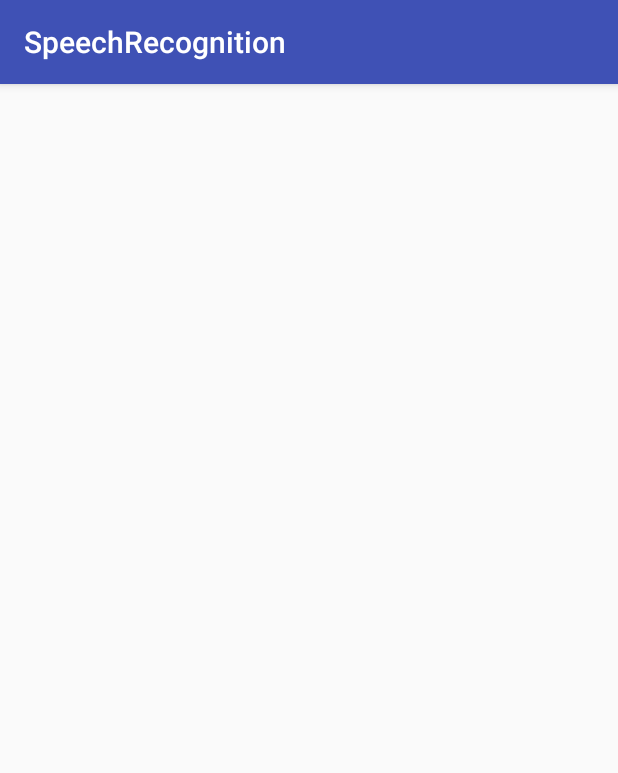
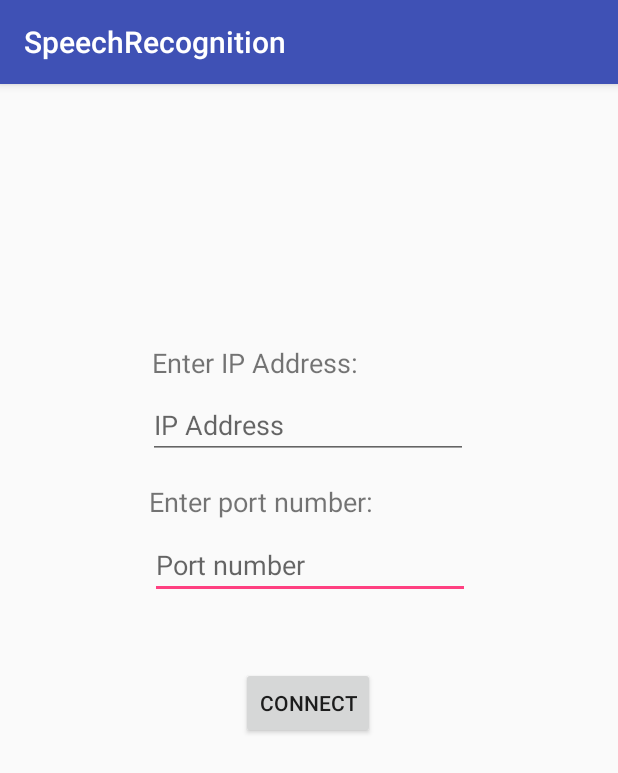
Before and after one commit to Joseja8/android_speechRecognition, an Android app: the screen it shows after launch (MainActivity), on a phone screen of 412 x 824 dp. Shown: the top 773 px of the screen. Run offline under Robolectric (Android 15) with nearby library versions, the phone set to English and light mode, and no system bars.

Commit message:
Creado socket servidor para PC y modificada app para que se conecte al servidor y envíe strings

```diff
--- a/AndroidApp/app/src/main/java/com/example/ambiental/speechrecognition/MainActivity.java
+++ b/AndroidApp/app/src/main/java/com/example/ambiental/speechrecognition/MainActivity.java
@@ -1,72 +1,100 @@
 package com.example.ambiental.speechrecognition;
 
-import android.bluetooth.BluetoothClass;
-import android.bluetooth.BluetoothDevice;
-import android.bluetooth.BluetoothSocket;
-import android.content.ActivityNotFoundException;
 import android.content.Intent;
-import android.media.MediaRecorder;
-import android.speech.RecognizerIntent;
 import android.support.v7.app.AppCompatActivity;
 import android.os.Bundle;
+import android.util.Log;
 import android.view.View;
+import android.widget.Button;
+import android.widget.EditText;
 import android.widget.TextView;
 import android.widget.Toast;
 import android.widget.ToggleButton;
 
-import java.io.DataOutputStream;
+import java.io.BufferedWriter;
 import java.io.IOException;
-import java.util.ArrayList;
-import java.util.Locale;
+import java.io.OutputStreamWriter;
+import java.net.Socket;
 
 public class MainActivity extends AppCompatActivity {
 
-    private final int REQ_CODE_SPEECH_INPUT = 100;
-    private TextView txtSpeechInput;
+    public static final String TAG = "Debug";
+    public static ConnectionThread thread;
+
+    public Button connectButton;
+    public EditText ipEditText;
+    public EditText portEditText;
+
+    public String host = "";
+    public String port = "";
 
     @Override
     protected void onCreate(Bundle savedInstanceState) {
         super.onCreate(savedInstanceState);
         setContentView(R.layout.activity_main);
-        txtSpeechInput = (TextView) findViewById(R.id.txtSpeechInput);
-        speechRecognition();
+
+        connectButton = (Button) findViewById(R.id.connectButton);
+        ipEditText = (EditText) findViewById(R.id.ipEditText);
+        portEditText = (EditText) findViewById(R.id.portEditText);
+
+        thread = new ConnectionThread();
+        //host += "192.168.1.7";
+        //port = 4444;
+        Log.d(TAG,"Waiting to connect to: "+host);
     }
 
-    protected void onActivityResult(int requestCode, int resultCode, Intent data) {
-        super.onActivityResult(requestCode, resultCode, data);
-        switch (requestCode) {
-            case REQ_CODE_SPEECH_INPUT: {
-                if (resultCode == RESULT_OK && null != data) {
+    // Function to connect with server socket after enter ip and port values and push connectButton
+    public void connect(final View v) {
 
-                    ArrayList<String> result = data
-                            .getStringArrayListExtra(RecognizerIntent.EXTRA_RESULTS);
-                    txtSpeechInput.setText(result.get(0));
+        new Thread() {
+            @Override
+            public void run() {
+                host = ipEditText.getText().toString();
+                port = portEditText.getText().toString();
+                if( !host.isEmpty() && !port.isEmpty() ){
+                    thread = new ConnectionThread(host, port);
+                    Log.d(TAG,"Thread iniciado.");
+                    thread.connect();
+                    Log.d(TAG,"Thread conectado");
 
+                    if (thread.isConnect()) {
+                        Intent intent = new Intent(v.getContext(), TalkActivity.class);
+                        startActivityForResult(intent,0);
+                    }else{
+                        Log.d(TAG,"Without connection.");
+                    }
+                }else{
+                    //Pendiente
                 }
-                break;
             }
 
-        }
-        speechRecognition();
+//        new Thread() {
+//            @Override
+//            public void run() {
+//                Socket client = null;
+//                Log.d(TAG, "Try to connect with server.");
+//                try {
+//                    client = new Socket(host, 4444); //connect to server
+//                    BufferedWriter bw = new BufferedWriter(new OutputStreamWriter(client.getOutputStream()));
+//                    bw.write("Hello server!!");
+//                    bw.newLine();
+//                    bw.flush();
+//                } catch (IOException e) {
+//                    e.printStackTrace();
+//                    Log.d(TAG, "Error to connect: " + e.getMessage() );
+//                }
+//                Log.d(TAG, "Connection succesful! =D");
+//
+//                try {
+//                    client.close();   //closing the connection
+//                } catch (IOException e) {
+//                    e.printStackTrace();
+//                    Log.d(TAG, "Connection closed. :( ");
+//                }
+//            }
+//        }.start();
+        }.start();
     }
-
-    protected void speechRecognition() {
-        Intent intent = new Intent(RecognizerIntent.ACTION_RECOGNIZE_SPEECH);
-        intent.putExtra(RecognizerIntent.EXTRA_LANGUAGE_MODEL,
-                RecognizerIntent.LANGUAGE_MODEL_FREE_FORM);
-        intent.putExtra(RecognizerIntent.EXTRA_LANGUAGE, Locale.getDefault());
-        intent.putExtra(RecognizerIntent.EXTRA_PROMPT,
-                getString(R.string.speech_prompt));
-        try {
-            startActivityForResult(intent, REQ_CODE_SPEECH_INPUT);
-        } catch (ActivityNotFoundException a) {
-            Toast.makeText(getApplicationContext(),
-                    getString(R.string.speech_not_supported),
-                    Toast.LENGTH_SHORT).show();
-        }
-
-    }
-
 
     /*
     protected void connectedToBlueetoth(BluetoothDevice connectedDevice, String msg) throws IOException {
@@ -80,5 +108,4 @@ public class MainActivity extends AppCompatActivity {
 
     }
     */
-
 }
--- a/AndroidApp/app/src/main/res/layout/activity_main.xml
+++ b/AndroidApp/app/src/main/res/layout/activity_main.xml
@@ -6,17 +6,83 @@
     android:layout_height="match_parent"
     tools:context="com.example.ambiental.speechrecognition.MainActivity">
 
+    <Button
+        android:id="@+id/connectButton"
+        android:layout_width="wrap_content"
+        android:layout_height="wrap_content"
+        android:layout_marginBottom="8dp"
+        android:layout_marginLeft="8dp"
+        android:layout_marginRight="8dp"
+        android:layout_marginTop="8dp"
+        android:text="Connect"
+        app:layout_constraintBottom_toBottomOf="parent"
+        app:layout_constraintLeft_toLeftOf="parent"
+        app:layout_constraintRight_toRightOf="parent"
+        android:onClick="connect"
+        app:layout_constraintHorizontal_bias="0.498"
+        app:layout_constraintVertical_bias="0.103"
+        app:layout_constraintTop_toBottomOf="@+id/portEditText" />
+
+    <EditText
+        android:id="@+id/portEditText"
+        android:layout_width="wrap_content"
+        android:layout_height="wrap_content"
+        android:ems="10"
+        android:hint="Port number"
+        android:inputType="none"
+        android:singleLine="true"
+        android:textAlignment="viewStart"
+        android:layout_marginRight="8dp"
+        app:layout_constraintRight_toRightOf="parent"
+        android:layout_marginLeft="8dp"
+        app:layout_constraintLeft_toLeftOf="parent"
+        android:layout_marginTop="8dp"
+        app:layout_constraintTop_toBottomOf="@+id/textView2"
+        app:layout_constraintHorizontal_bias="0.502"
+        tools:ignore="RtlCompat" />
+
+    <EditText
+        android:id="@+id/ipEditText"
+        android:layout_width="wrap_content"
+        android:layout_height="wrap_content"
+        android:ems="10"
+        android:hint="IP Address"
+        android:inputType="none"
+        android:layout_marginTop="9dp"
+        app:layout_constraintTop_toBottomOf="@+id/ipTextView"
+        android:layout_marginRight="8dp"
+        app:layout_constraintRight_toRightOf="parent"
+        android:layout_marginLeft="8dp"
+        app:layout_constraintLeft_toLeftOf="parent"
+        app:layout_constraintHorizontal_bias="0.497" />
 
     <TextView
-        android:id="@+id/txtSpeechInput"
-        android:layout_width="wrap_content"
-        android:layout_height="wrap_content"
-        android:text=""
-        android:layout_alignParentTop="true"
-        android:layout_centerHorizontal="true"
-        android:layout_marginTop="100dp"
-        android:textSize="26dp"
-        android:textStyle="normal" />
+        android:id="@+id/ipTextView"
+        android:layout_width="209dp"
+        android:layout_height="22dp"
+        android:layout_marginLeft="8dp"
+        android:layout_marginRight="8dp"
+        android:layout_marginTop="173dp"
+        android:text="Enter IP Address:"
+        android:textAlignment="viewStart"
+        android:textSize="18sp"
+        app:layout_constraintLeft_toLeftOf="parent"
+        app:layout_constraintRight_toRightOf="parent"
+        app:layout_constraintTop_toTopOf="parent" />
 
+    <TextView
+        android:id="@+id/textView2"
+        android:layout_width="213dp"
+        android:layout_height="24dp"
+        android:layout_marginLeft="8dp"
+        android:layout_marginRight="8dp"
+        android:layout_marginTop="16dp"
+        android:fontFamily="sans-serif"
+        android:text="Enter port number:"
+        android:textAlignment="viewStart"
+        android:textSize="18sp"
+        app:layout_constraintLeft_toLeftOf="parent"
+        app:layout_constraintRight_toRightOf="parent"
+        app:layout_constraintTop_toBottomOf="@+id/ipEditText" />
 
 </android.support.constraint.ConstraintLayout>
--- a/AndroidApp/build.gradle
+++ b/AndroidApp/build.gradle
@@ -5,7 +5,7 @@ buildscript {
         jcenter()
     }
     dependencies {
-        classpath 'com.android.tools.build:gradle:2.3.0'
+        classpath 'com.android.tools.build:gradle:2.3.2'
 
         // NOTE: Do not place your application dependencies here; they belong
         // in the individual module build.gradle files
```
Also changed, not shown: AndroidApp/app/src/main/AndroidManifest.xml (+9 -0 lines), AndroidApp/app/src/main/java/com/example/ambiental/speechrecognition/ConnectionThread.java (added, +68 -0 lines), AndroidApp/app/src/main/java/com/example/ambiental/speechrecognition/TalkActivity.java (added, +110 -0 lines), AndroidApp/app/src/main/res/layout/activity_talk.xml (added, +52 -0 lines), 8 other files.
